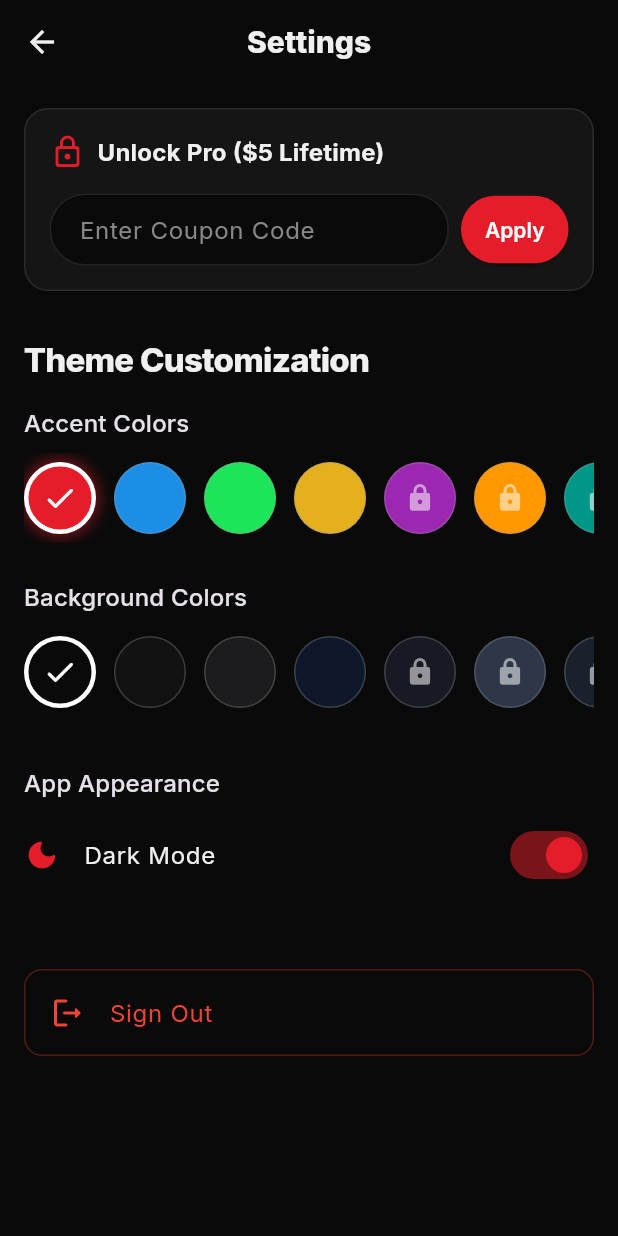
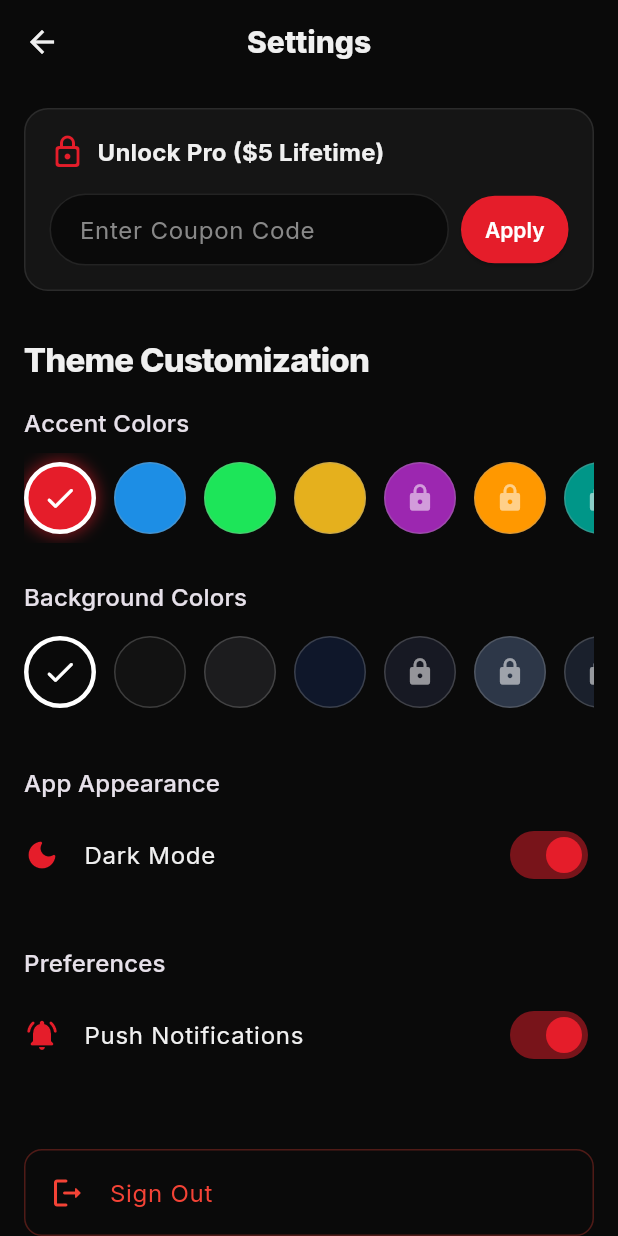
Before and after one commit to uusaff/finals-overview, a Flutter app: the SettingsScreen screen opened directly, on a phone screen of 412 x 824 dp. Run offline on Flutter 3.47's test engine with Material 3 defaults, Android fonts, the phone set to English and light mode, and no system bars; drawn by our look-alikes of flutter_animate; our stand-ins replace cloud_firestore, confetti, firebase_auth, firebase_core, google_fonts, google_sign_in and 3 more; accounts and stored records are empty.

Commit message:
Fix: Light mode background colors, white accent contrast, added notifications, removed Apple login

```diff
--- a/lib/models/app_state.dart
+++ b/lib/models/app_state.dart
@@ -194,6 +194,7 @@ class AppState extends ChangeNotifier {
 
   void toggleTheme() {
     themeMode = themeMode == ThemeMode.dark ? ThemeMode.light : ThemeMode.dark;
+    customBackgroundColor = null; // Clear custom background so it defaults to the correct light/dark color
     notifyListeners();
   }
 }
--- a/lib/screens/login_screen.dart
+++ b/lib/screens/login_screen.dart
@@ -84,9 +84,6 @@ class _LoginScreenState extends State<LoginScreen> {
     }
   }
 
-  void _submitApple() async {
-    ScaffoldMessenger.of(context).showSnackBar(const SnackBar(content: Text('Apple Sign-In requires a physical iOS device and Developer Account.')));
-  }
 
   void _navigateToMain() {
     Navigator.of(context).pushReplacement(
@@ -256,10 +253,9 @@ class _LoginScreenState extends State<LoginScreen> {
 
               // Social Logins
               Row(
-                mainAxisAlignment: MainAxisAlignment.spaceEvenly,
+                mainAxisAlignment: MainAxisAlignment.center,
                 children: [
                   _buildSocialButton(Icons.g_mobiledata_rounded, 'Google', _submitGoogle, colorScheme),
-                  _buildSocialButton(Icons.apple_rounded, 'Apple', _submitApple, colorScheme),
                 ],
               ).animate().fade(delay: 700.ms).slideY(begin: 0.2, end: 0),
             ],
--- a/lib/screens/settings_screen.dart
+++ b/lib/screens/settings_screen.dart
@@ -37,7 +37,7 @@ class _SettingsScreenState extends State<SettingsScreen> {
     const Color(0xFFFFFFFF), // White
   ];
 
-  final List<Color> _bgColors = [
+  final List<Color> _darkBgColors = [
     // Free Colors (First 4)
     const Color(0xFF0A0A0A), // Black
     const Color(0xFF121212), // Dark Gray
@@ -61,6 +61,33 @@ class _SettingsScreenState extends State<SettingsScreen> {
     const Color(0xFF1D4044), // Teal 900
     const Color(0xFF285E61), // Teal 700
   ];
+
+  final List<Color> _lightBgColors = [
+    // Free Colors (First 4)
+    const Color(0xFFF5F5F5), // Light Gray
+    const Color(0xFFFFFFFF), // White
+    const Color(0xFFF8FAFC), // Slate 50
+    const Color(0xFFF1F5F9), // Slate 100
+    // Pro Colors (Next 16)
+    const Color(0xFFEDF2F7), // Gray 100
+    const Color(0xFFE2E8F0), // Gray 200
+    const Color(0xFFEBF8FF), // Blue 50
+    const Color(0xFFBEE3F8), // Blue 100
+    const Color(0xFFF0FFF4), // Green 50
+    const Color(0xFFC6F6D5), // Green 100
+    const Color(0xFFFFF5F5), // Red 50
+    const Color(0xFFFED7D7), // Red 100
+    const Color(0xFFFAF5FF), // Purple 50
+    const Color(0xFFE9D8FD), // Purple 100
+    const Color(0xFFFFFFF0), // Yellow 50
+    const Color(0xFFFEFCBF), // Yellow 100
+    const Color(0xFFE6FFFA), // Teal 50
+    const Color(0xFFB2F5EA), // Teal 100
+    const Color(0xFFF0FDF4), // Emerald 50
+    const Color(0xFFFFFBEB), // Amber 50
+  ];
+
+  bool _notificationsEnabled = true;
 
   Future<void> _verifyCoupon() async {
     final code = _couponController.text.trim();
@@ -229,9 +256,9 @@ class _SettingsScreenState extends State<SettingsScreen> {
             height: 60,
             child: ListView.builder(
               scrollDirection: Axis.horizontal,
-              itemCount: _bgColors.length,
+              itemCount: isDark ? _darkBgColors.length : _lightBgColors.length,
               itemBuilder: (context, index) {
-                final color = _bgColors[index];
+                final color = isDark ? _darkBgColors[index] : _lightBgColors[index];
                 final isProColor = index >= 4;
                 final isSelected = (appState.customBackgroundColor?.value ?? (isDark ? const Color(0xFF0A0A0A) : const Color(0xFFF5F5F5)).value) == color.value;
 
@@ -257,6 +284,25 @@ class _SettingsScreenState extends State<SettingsScreen> {
               value: isDark,
               onChanged: (val) {
                 context.read<AppState>().toggleTheme();
+              },
+              activeColor: colorScheme.primary,
+            ),
+          ),
+
+          const SizedBox(height: 32),
+          Text('Preferences', style: Theme.of(context).textTheme.titleMedium),
+          const SizedBox(height: 8),
+          ListTile(
+            contentPadding: EdgeInsets.zero,
+            leading: Icon(Icons.notifications_active_rounded, color: colorScheme.primary),
+            title: const Text('Push Notifications'),
+            trailing: Switch(
+              value: _notificationsEnabled,
+              onChanged: (val) {
+                setState(() => _notificationsEnabled = val);
+                ScaffoldMessenger.of(context).showSnackBar(
+                  SnackBar(content: Text(val ? 'Notifications enabled' : 'Notifications disabled'), backgroundColor: colorScheme.primary),
+                );
               },
               activeColor: colorScheme.primary,
             ),
--- a/lib/theme.dart
+++ b/lib/theme.dart
@@ -38,8 +38,8 @@ class NothingTheme {
       scaffoldBackgroundColor: background,
       primaryColor: accent,
       colorScheme: isDark
-          ? ColorScheme.dark(primary: accent, surface: surface, onPrimary: Colors.white, onSurface: textPrimary)
-          : ColorScheme.light(primary: accent, surface: surface, onPrimary: Colors.white, onSurface: textPrimary),
+          ? ColorScheme.dark(primary: accent, surface: surface, onPrimary: accent.computeLuminance() > 0.5 ? Colors.black : Colors.white, onSurface: textPrimary)
+          : ColorScheme.light(primary: accent, surface: surface, onPrimary: accent.computeLuminance() > 0.5 ? Colors.black : Colors.white, onSurface: textPrimary),
       textTheme: GoogleFonts.interTextTheme(baseTextTheme).copyWith(
         bodyLarge: GoogleFonts.inter(color: textPrimary, fontWeight: FontWeight.w400),
         bodyMedium: GoogleFonts.inter(color: textPrimary, fontWeight: FontWeight.w400),
@@ -76,7 +76,7 @@ class NothingTheme {
       elevatedButtonTheme: ElevatedButtonThemeData(
         style: ElevatedButton.styleFrom(
           backgroundColor: accent,
-          foregroundColor: Colors.white,
+          foregroundColor: accent.computeLuminance() > 0.5 ? Colors.black : Colors.white,
           shape: RoundedRectangleBorder(
             borderRadius: BorderRadius.circular(50),
           ),
```
Also changed, not shown: 1 other file.
